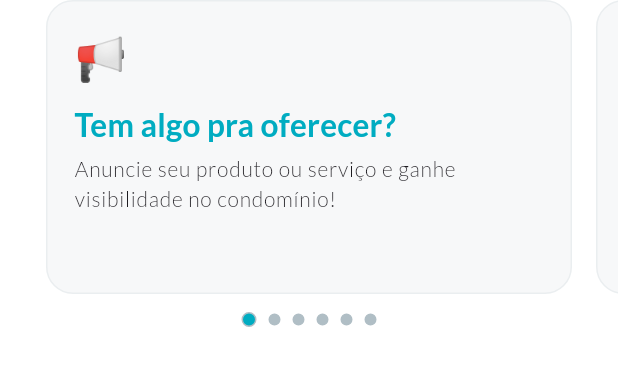
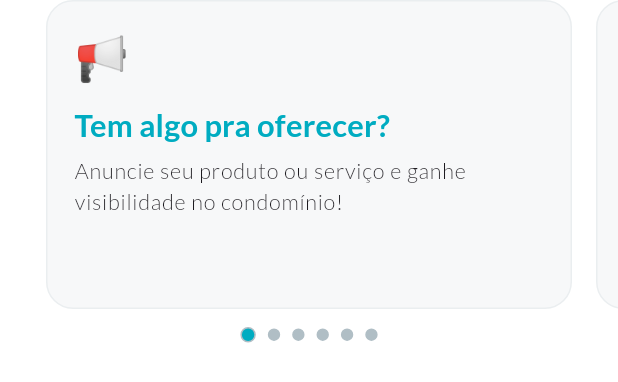
Before and after one commit to savioluis/kondus_app, a Flutter app: the HomeBannerCarousel widget shown alone on an empty page, opened directly, on a phone screen of 412 x 824 dp. Shown: the top 382 px of the screen. Run offline on Flutter 3.47's test engine with Material 3 defaults, Android fonts, the phone set to English and light mode, and no system bars; our stand-ins replace cached_network_image, cloud_firestore, dio, equatable, firebase_core, flutter_secure_storage and 6 more; accounts and stored records are empty; network calls fail.

Commit message:
fix: prevent text overflow in banners using LayoutBuilder

```diff
--- a/lib/src/modules/home/widgets/home_banner_carousel.dart
+++ b/lib/src/modules/home/widgets/home_banner_carousel.dart
@@ -65,6 +65,7 @@ class _HomeBannerCarouselState extends State<HomeBannerCarousel> {
         ),
       ),
     );
+
   @override
   void initState() {
     _pageController = PageController(viewportFraction: 0.89);
@@ -91,10 +92,22 @@ class _HomeBannerCarouselState extends State<HomeBannerCarousel> {
 
   @override
   Widget build(BuildContext context) {
+    return LayoutBuilder(
+      builder: (context, constraints) {
+        final maxWidth = constraints.maxWidth;
+
+        final emojiFontSize = maxWidth * 0.07;
+        final titleFontSize = maxWidth * 0.05;
+        final contentFontSize = maxWidth * 0.035;
+        final bannerHeight = maxWidth * 0.5;
+
+        final selectedDotIndicatorSize = maxWidth * 0.025;
+        final unselectedDotIndicatorSize = maxWidth * 0.020;
+
         return Column(
           children: [
             SizedBox(
-          height: 196,
+              height: bannerHeight,
               child: PageView.builder(
                 controller: _pageController,
                 itemCount: _banners.length,
@@ -114,7 +127,8 @@ class _HomeBannerCarouselState extends State<HomeBannerCarousel> {
                           )[index]
                               .withOpacity(0.09),
                           border: Border.all(
-                          color: context.lightGreyColor.withOpacity(0.18)),
+                            color: context.lightGreyColor.withOpacity(0.18),
+                          ),
                           borderRadius: BorderRadius.circular(18),
                         ),
                         child: InkWell(
@@ -125,22 +139,22 @@ class _HomeBannerCarouselState extends State<HomeBannerCarousel> {
                             child: Column(
                               crossAxisAlignment: CrossAxisAlignment.start,
                               children: [
-                            Text(
-                              banner.emoji,
-                              style: const TextStyle(fontSize: 28),
-                            ),
+                                Text(banner.emoji,
+                                    style: TextStyle(fontSize: emojiFontSize)),
                                 const SizedBox(height: 8),
                                 Text(
                                   banner.title,
                                   style: context.titleMedium!.copyWith(
-                                fontSize: 21,
+                                    fontSize: titleFontSize,
                                     color: context.blueColor,
                                   ),
                                 ),
                                 const SizedBox(height: 4),
                                 Text(
                                   banner.text,
-                              style: context.labelSmall!.copyWith(fontSize: 14),
+                                  style: context.labelSmall!.copyWith(
+                                    fontSize: contentFontSize,
+                                  ),
                                 ),
                               ],
                             ),
@@ -160,8 +174,12 @@ class _HomeBannerCarouselState extends State<HomeBannerCarousel> {
                 (index) => AnimatedContainer(
                   duration: const Duration(milliseconds: 300),
                   margin: const EdgeInsets.symmetric(horizontal: 4),
-              width: _currentPage == index ? 10 : 8,
-              height: _currentPage == index ? 10 : 8,
+                  width: _currentPage == index
+                      ? selectedDotIndicatorSize
+                      : unselectedDotIndicatorSize,
+                  height: _currentPage == index
+                      ? selectedDotIndicatorSize
+                      : unselectedDotIndicatorSize,
                   decoration: BoxDecoration(
                     shape: BoxShape.circle,
                     color: _currentPage == index
@@ -173,6 +191,8 @@ class _HomeBannerCarouselState extends State<HomeBannerCarousel> {
               ),
             ),
           ],
+        );
+      },
     );
   }
 }
```
Lines whose indentation alone changed are shown as unchanged.
